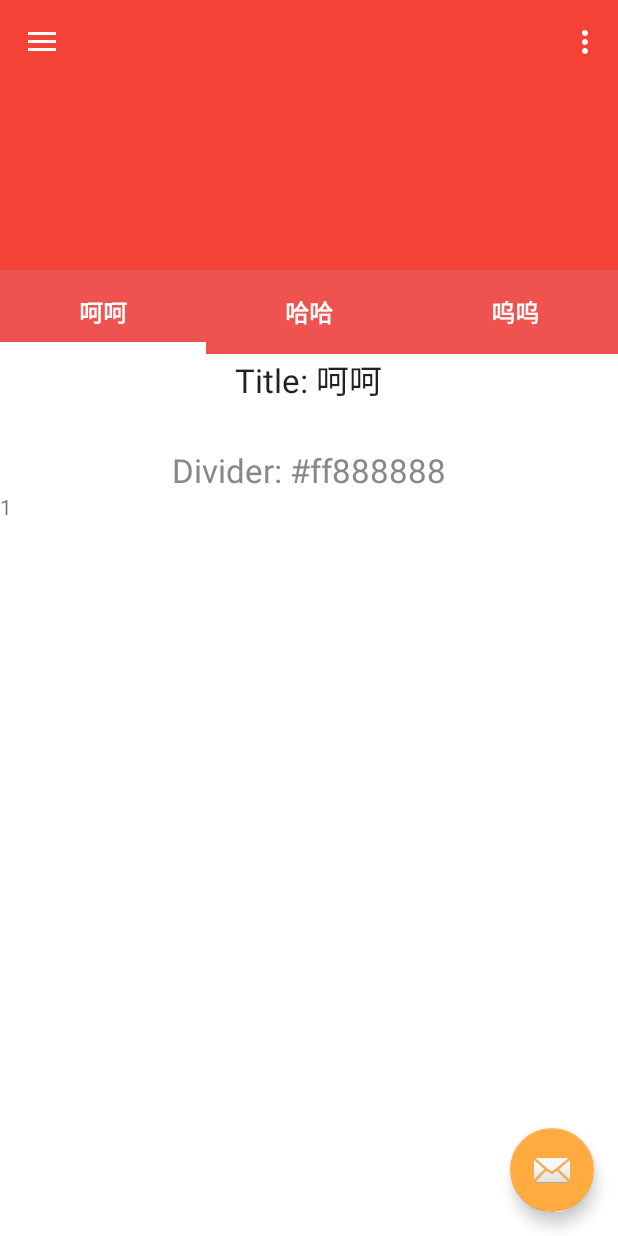
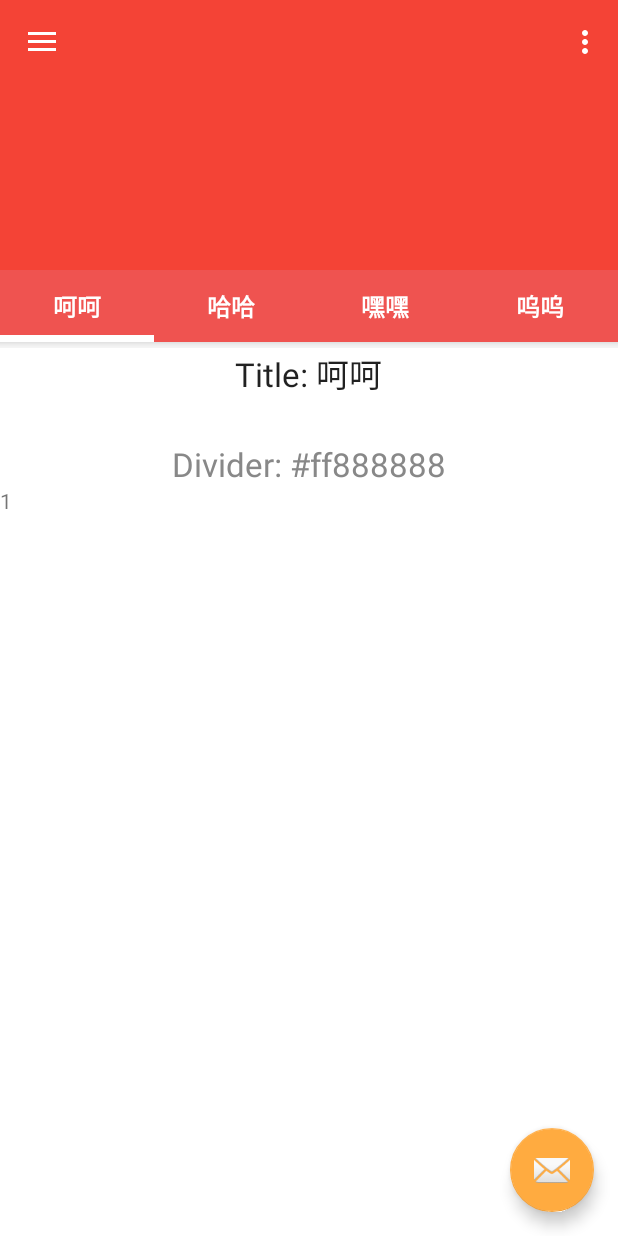
Before and after one commit to FlyingDuck/BoredApp, an Android app: the screen it shows after launch (MainActivity), on a phone screen of 412 x 824 dp. Run offline under Robolectric (Android 15) with nearby library versions, the phone set to English and light mode, and no system bars.

Commit message:
Change: tabs shadow

```diff
--- a/app/src/main/java/com/cookbeans/boredapp/fragment/SampleSlidingTabsFragment.java
+++ b/app/src/main/java/com/cookbeans/boredapp/fragment/SampleSlidingTabsFragment.java
@@ -155,17 +155,7 @@ public class SampleSlidingTabsFragment extends Fragment {
                 getResources().getColor(R.color.colorPrimaryDark)
         ));
 
-//        mTabs.add(new SamplePagerItem(
-//                "嘿嘿", // Title
-////                getResources().getColor(R.color.pinkIndicator), // Indicator color
-//                Color.WHITE,
-//                Color.GRAY, // Divider color
-//                getResources().getColor(R.color.pinkSecondary),
-//                getResources().getColor(R.color.pinkPrimary),
-//                getResources().getColor(R.color.pinkPrimaryDark)
-//        ));
-
-        mTabs.add(new SamplePagerItem(
+                mTabs.add(new SamplePagerItem(
                 "哈哈", // Title
 //                getResources().getColor(R.color.purpleIndicator), // Indicator color
                 Color.WHITE,
@@ -174,6 +164,17 @@ public class SampleSlidingTabsFragment extends Fragment {
                 getResources().getColor(R.color.purplePrimary),
                 getResources().getColor(R.color.purplePrimaryDark)
         ));
+
+        mTabs.add(new SamplePagerItem(
+                "嘿嘿", // Title
+//                getResources().getColor(R.color.pinkIndicator), // Indicator color
+                Color.WHITE,
+                Color.GRAY, // Divider color
+                getResources().getColor(R.color.pinkSecondary),
+                getResources().getColor(R.color.pinkPrimary),
+                getResources().getColor(R.color.pinkPrimaryDark)
+        ));
+
 
         mTabs.add(new SamplePagerItem(
                 "呜呜", // Title
--- a/app/src/main/java/com/cookbeans/boredapp/view/SlidingTabLayout.java
+++ b/app/src/main/java/com/cookbeans/boredapp/view/SlidingTabLayout.java
@@ -71,7 +71,7 @@ public class SlidingTabLayout extends HorizontalScrollView {
     }
 
     private static final int TITLE_OFFSET_DIPS = 24;
-    private static final int TAB_VIEW_PADDING_DIPS = 16;
+    private static final int TAB_VIEW_PADDING_DIPS = 12;
     private static final int TAB_VIEW_TEXT_SIZE_SP = 16;
 
     private int mTitleOffset;
@@ -110,6 +110,9 @@ public class SlidingTabLayout extends HorizontalScrollView {
         mTabStrip = new SlidingTabStrip(context);
         addView(mTabStrip, LayoutParams.MATCH_PARENT, LayoutParams.WRAP_CONTENT);
     }
+
+
+
 
     public void setSlidingTabCallBack(SampleSlidingTabsFragment.Callback callBack) {
         mSlidingTabCallBack = callBack;
@@ -293,8 +296,6 @@ public class SlidingTabLayout extends HorizontalScrollView {
 
         setBackgroundColor(tabBGColor);
         mSlidingTabCallBack.changeToolbarLayoutBGColor(toolbarBGColor);
-
-
         mSlidingTabCallBack.changeToolbarLayoutScrimColor(toolbarScrimColor);
     }
 
@@ -336,8 +337,6 @@ public class SlidingTabLayout extends HorizontalScrollView {
 
         }
 
-
-
         @Override
         public void onPageScrollStateChanged(int state) {
             mScrollState = state;
--- a/app/src/main/java/com/cookbeans/boredapp/view/SlidingTabStrip.java
+++ b/app/src/main/java/com/cookbeans/boredapp/view/SlidingTabStrip.java
@@ -20,14 +20,17 @@ import android.widget.LinearLayout;
  */
 public class SlidingTabStrip extends LinearLayout {
 
-    private static final int DEFAULT_BOTTOM_BORDER_THICKNESS_DIPS = 2;
+    private static final int DEFAULT_BOTTOM_BORDER_THICKNESS_DIPS = 5;
     private static final byte DEFAULT_BOTTOM_BORDER_COLOR_ALPHA = 0x26;
-    private static final int SELECTED_INDICATOR_THICKNESS_DIPS = 8;
+
+    private static final int SELECTED_INDICATOR_THICKNESS_DIPS = 5;
     private static final int DEFAULT_SELECTED_INDICATOR_COLOR = 0xFF33B5E5;
 
     private static final int DEFAULT_DIVIDER_THICKNESS_DIPS = 0;
     private static final byte DEFAULT_DIVIDER_COLOR_ALPHA = 0x20;
     private static final float DEFAULT_DIVIDER_HEIGHT = 0.5f;
+
+    private static final float DEFAULT_SHADOW_HEIGHT = 50.0f;
 
     private final int mBottomBorderThickness;
     private final Paint mBottomBorderPaint;
@@ -65,12 +68,12 @@ public class SlidingTabStrip extends LinearLayout {
 
         mDefaultTabColorizer = new SimpleTabColorizer();
         mDefaultTabColorizer.setIndicatorColors(DEFAULT_SELECTED_INDICATOR_COLOR);
-        mDefaultTabColorizer.setDividerColors(setColorAlpha(themeForegroundColor,DEFAULT_DIVIDER_COLOR_ALPHA));
+        mDefaultTabColorizer.setDividerColors(setColorAlpha(themeForegroundColor, DEFAULT_DIVIDER_COLOR_ALPHA));
 
         mBottomBorderThickness = (int) (DEFAULT_BOTTOM_BORDER_THICKNESS_DIPS * density);
         mBottomBorderPaint = new Paint();
 //        mBottomBorderPaint.setColor(mDefaultBottomBorderColor);
-        mBottomBorderPaint.setShadowLayer(10.0f, 0.0f, 2.0f, 0xFF000000);
+//        mBottomBorderPaint.setShadowLayer(20.0f, 0.0f, 2.0f, Color.BLACK);
 
         mSelectedIndicatorThickness = (int) (SELECTED_INDICATOR_THICKNESS_DIPS * density);
         mSelectedIndicatorPaint = new Paint();
@@ -78,6 +81,7 @@ public class SlidingTabStrip extends LinearLayout {
         mDividerHeight = DEFAULT_DIVIDER_HEIGHT;
         mDividerPaint = new Paint();
         mDividerPaint.setStrokeWidth((int) (DEFAULT_DIVIDER_THICKNESS_DIPS * density));
+
     }
 
     void setCustomTabColorizer(SlidingTabLayout.TabColorizer customTabColorizer) {
@@ -138,13 +142,12 @@ public class SlidingTabStrip extends LinearLayout {
 
             mSelectedIndicatorPaint.setColor(color);
 
-            canvas.drawRect(left, height - mSelectedIndicatorThickness, right,
-                    height, mSelectedIndicatorPaint);
+            canvas.drawRect(left, height - mSelectedIndicatorThickness,
+                    right, height, mSelectedIndicatorPaint);
         }
 
         // Thin underline along the entire bottom edge
-//        canvas.drawRect(0, height - mBottomBorderThickness, getWidth(), height, mBottomBorderPaint);
-//        canvas.drawRect(0, height - mBottomBorderThickness, getWidth(), height, mBottomBorderPaint);
+//        canvas.drawRect(0, height, getWidth(), height+ mBottomBorderThickness, mBottomBorderPaint);
 
         // Vertical separators between the titles
 //        int separatorTop = (height - dividerHeightPx) / 2;
--- /dev/null
+++ b/app/src/main/res/drawable/shadow.xml
@@ -0,0 +1,9 @@
+<shape xmlns:android="http://schemas.android.com/apk/res/android"
+    android:shape="rectangle">
+    <gradient
+        android:angle="90"
+        android:endColor="#E0E0E0"
+        android:centerColor="#EEEEEE"
+        android:startColor="#F5F5F5"
+        android:type="linear" />
+</shape>
--- a/app/src/main/res/layout/fragment_sliding_tabs.xml
+++ b/app/src/main/res/layout/fragment_sliding_tabs.xml
@@ -9,6 +9,11 @@
         android:layout_width="match_parent"
         android:layout_height="wrap_content"/>
 
+    <TextView
+        android:layout_width="match_parent"
+        android:layout_height="4dp"
+        android:background="@drawable/shadow"/>
+
     <android.support.v4.view.ViewPager
         android:id="@+id/viewpager"
         android:layout_width="match_parent"
```
